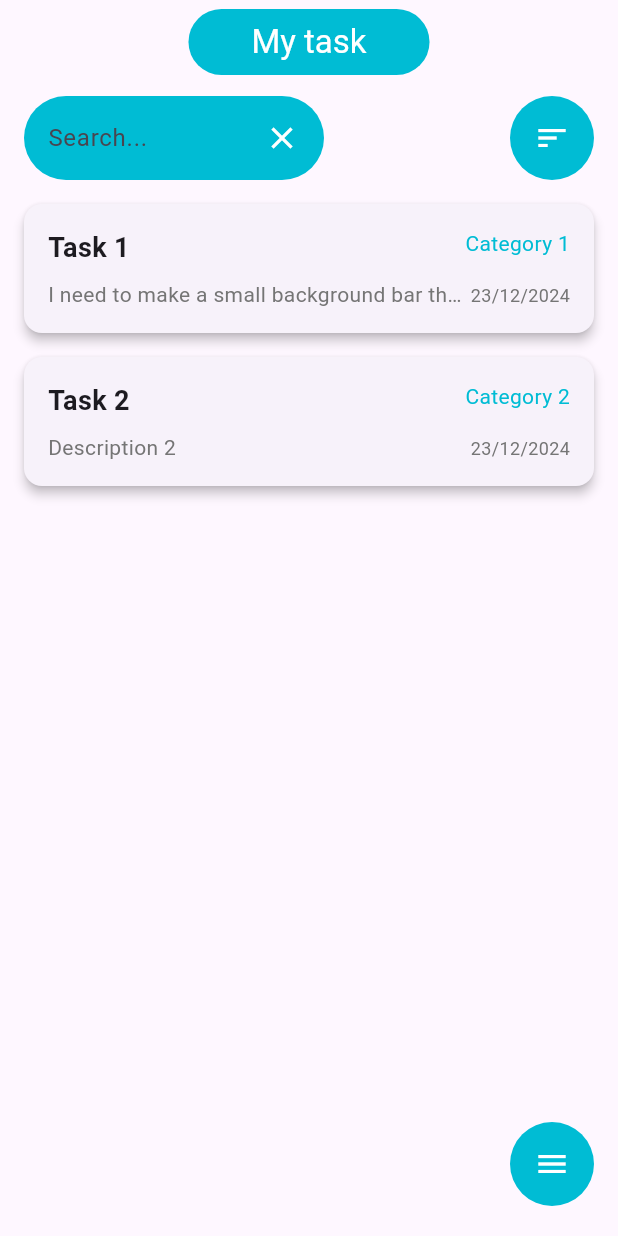
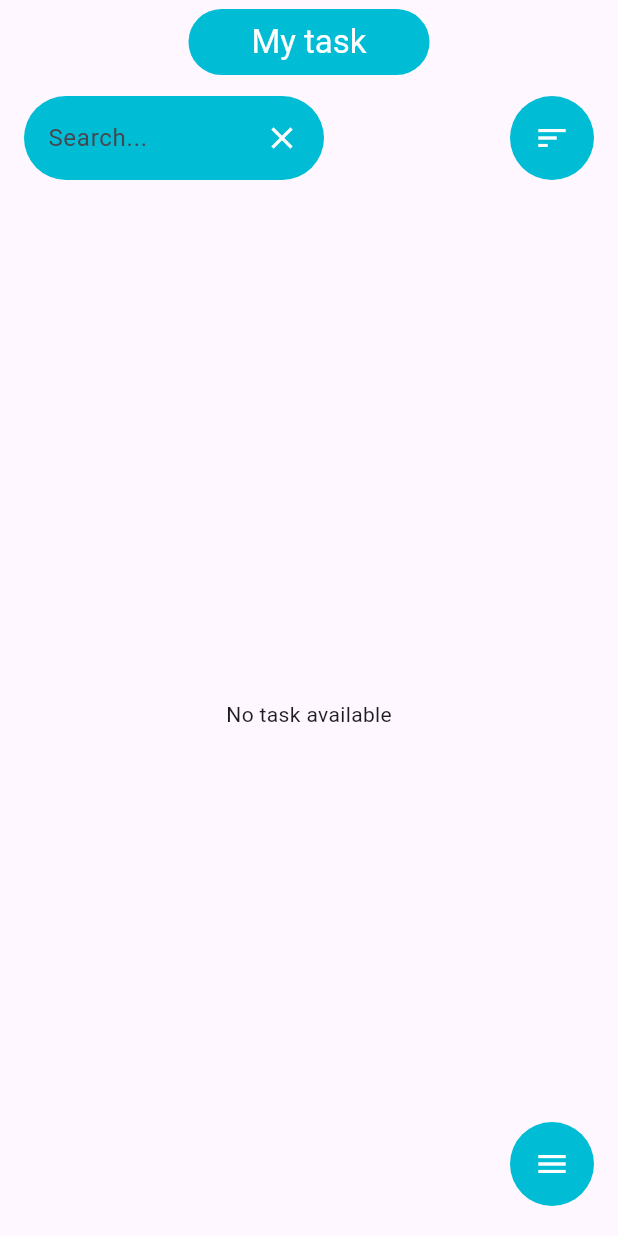
Before and after one commit to Navi321/task_manager_app, a Flutter app: the screen it shows after launch, after a tap on the "search" icon, on a phone screen of 412 x 824 dp. Run offline on Flutter 3.47's test engine with Material 3 defaults, Android fonts, the phone set to English and light mode, and no system bars; our stand-ins replace dropdown_button2, hive, hive_flutter; accounts and stored records are empty; generated files the repository leaves out were written again.

Commit message:
Added Hive database, made task creation function, started to make search and sorting functions(to be finalized)

```diff
--- a/lib/main.dart
+++ b/lib/main.dart
@@ -1,7 +1,11 @@
 import 'package:flutter/material.dart';
+import 'package:hive_flutter/hive_flutter.dart';
 import 'screens/home_screen.dart';
-
-void main() {
+import 'models/task.dart';
+void main() async {
+  await Hive.initFlutter();
+  Hive.registerAdapter(TaskAdapter());
+  await Hive.openBox<Task>('tasks');
   runApp(MyApp());
 }
 
--- a/lib/models/task.dart
+++ b/lib/models/task.dart
@@ -1,8 +1,22 @@
+import 'package:hive/hive.dart';
+
+part 'task.g.dart';
+
+@HiveType(typeId: 0)
 class Task {
+  @HiveField(0)
   String title;
+
+  @HiveField(1)
   String description;
+
+  @HiveField(2)
   String category;
+
+  @HiveField(3)
   DateTime date;
+
+  @HiveField(4)
   bool isCompleted;
 
   Task({
@@ -33,3 +47,23 @@ class Task {
     );
   }
 }
+
+class TaskService {
+  final Box<Task> _taskBox = Hive.box<Task>('tasks');
+
+  List<Task> getAllTasks() {
+    return _taskBox.values.toList();
+  }
+
+  void addTask(Task task) {
+    _taskBox.add(task);
+  }
+
+  void updateTask(int index, Task task) {
+    _taskBox.putAt(index, task);
+  }
+
+  void deleteTask(int index) {
+    _taskBox.deleteAt(index);
+  }
+}
--- a/lib/screens/home_screen.dart
+++ b/lib/screens/home_screen.dart
@@ -7,25 +7,13 @@ import 'package:task_manager_app/widgets/sort_button.dart';
 import 'package:task_manager_app/screens/settings_screen.dart';
 import 'package:task_manager_app/screens/new_task_screen.dart';
 import 'package:task_manager_app/models/task.dart';
+import 'package:hive_flutter/hive_flutter.dart';
 
 class HomeScreen extends StatelessWidget {
-  final List<Task> tasks = [
-    Task(
-      title: 'Task 1',
-      description: 'I need to make a small background bar that will only be behind the text',
-      category: 'Category 1',
-      date: DateTime.now(),
-    ),
-    Task(
-      title: 'Task 2',
-      description: 'Description 2',
-      category: 'Category 2',
-      date: DateTime.now(),
-    ),
-  ];
-
   @override
   Widget build(BuildContext context) {
+    final taskBox = Hive.box<Task>('tasks');
+
     return Scaffold(
       appBar: AppBar(
         title: Container(
@@ -54,26 +42,43 @@ class HomeScreen extends StatelessWidget {
                   children: [
                     SearchButton(
                       onSearch: (value) {
-                        print('Search: $value');
+                        final filteredTasks = taskBox.values
+                            .where((task) => task.title.contains(value) || task.description.contains(value))
+                            .toList();
                       },
                     ),
                     SortButton(
-                      onSort: (value) {
-                        print('Sort: $value');
+                      onSort: (sortOption) {
+                        List<Task> sortedTasks = taskBox.values.toList();
+                        if (sortOption == 'Date') {
+                          sortedTasks.sort((a, b) => a.date.compareTo(b.date));
+                        } else if (sortOption == 'Category') {
+                          sortedTasks.sort((a, b) => a.category.compareTo(b.category));
+                        }
                       },
                     ),
                   ],
                 ),
               ),
               Expanded(
-                child: ListView.builder(
-                  itemCount: tasks.length,
-                  itemBuilder: (context, index) {
-                    return TaskCard(
-                      task: tasks[index],
-                      onOpenTask: () {
-                        showTaskDetails(context, tasks[index]);
-                      },
+                child: ValueListenableBuilder(
+                  valueListenable: taskBox.listenable(),
+                  builder: (context, Box<Task> box, _) {
+                    if (box.isEmpty) {
+                      return const Center(child: Text('No task available'));
+                    }
+
+                    return ListView.builder(
+                      itemCount: box.length,
+                      itemBuilder: (context, index) {
+                        final task = box.getAt(index);
+                        return TaskCard(
+                          task: task!,
+                          onOpenTask: () {
+                            showTaskDetails(context, task);
+                          },
+                        );
+                      }
                     );
                   },
                 ),
--- a/lib/widgets/search_button.dart
+++ b/lib/widgets/search_button.dart
@@ -17,6 +17,7 @@ class _SearchButtonState extends State<SearchButton> {
   Widget build(BuildContext context) {
     return AnimatedContainer(
       duration: Duration(milliseconds: 300),
+      curve: Curves.easeInOut,
       width: _isSearching ? 200 : 56,
       height: 56,
       decoration: BoxDecoration(
@@ -34,10 +35,13 @@ class _SearchButtonState extends State<SearchButton> {
                   border: InputBorder.none,
                   contentPadding: EdgeInsets.symmetric(horizontal: 16),
                 ),
+                onChanged: (value) {
+                  widget.onSearch(value);
+                },
                 onSubmitted: (value) {
                   widget.onSearch(value);
                   setState(() {
-                    _isSearching = false;
+                    _isSearching = value.isNotEmpty;
                   });
                 },
               ),
@@ -54,6 +58,7 @@ class _SearchButtonState extends State<SearchButton> {
               onPressed: () {
                 setState(() {
                   if (_isSearching) {
+                    widget.onSearch('');
                     _controller.clear();
                   }
                   _isSearching = !_isSearching;
--- a/lib/widgets/sort_button.dart
+++ b/lib/widgets/sort_button.dart
@@ -24,19 +24,41 @@ class _SortButtonState extends State<SortButton> {
       ),
       child: Row(
         children: [
+          Expanded(
+            child: AnimatedOpacity(
+              duration: Duration(milliseconds: 300),
+              opacity: _isExpanded ? 1 : 0,
+              child: _isExpanded
+                ? Padding(
+                    padding: const EdgeInsets.symmetric(horizontal: 16.0),
+                    child: Text(
+                      'Sort by',
+                      style: TextStyle(color: Colors.white, fontSize: 16),
+                      overflow: TextOverflow.ellipsis,
+                    ),
+                )
+                : SizedBox(),
+            ),
+          ),
           Container(
             width: 56,
             height: 56,
             alignment: Alignment.center,
             child: PopupMenuButton<String>(
               icon: Icon(Icons.sort, color: Colors.white),
-              color: Colors.grey[100],
+              color: Colors.white,
               elevation: 8,
               offset: Offset(5, -5),
               shape: RoundedRectangleBorder(
                 borderRadius: BorderRadius.circular(16),
               ),
               constraints: BoxConstraints(maxWidth: 250),
+              onSelected: (String value) {
+                widget.onSort(value);
+                setState(() {
+                  _isExpanded = false;
+                });
+              },
               itemBuilder: (BuildContext context) => <PopupMenuEntry<String>>[
                 PopupMenuItem<String>(
                   value: 'date',
--- a/pubspec.yaml
+++ b/pubspec.yaml
@@ -35,6 +35,8 @@ dependencies:
   # Use with the CupertinoIcons class for iOS style icons.
   cupertino_icons: ^1.0.8
   dropdown_button2: ^2.0.0
+  hive: ^2.2.3
+  hive_flutter: ^1.1.0
 
 dev_dependencies:
   flutter_test:
@@ -46,6 +48,8 @@ dev_dependencies:
   # package. See that file for information about deactivating specific lint
   # rules and activating additional ones.
   flutter_lints: ^5.0.0
+  hive_generator: ^2.0.0
+  build_runner: ^2.3.3
 
 # For information on the generic Dart part of this file, see the
 # following page: https://dart.dev/tools/pub/pubspec
```
Also changed, not shown: lib/screens/new_task_screen.dart (+32 -4 lines), lib/widgets/showtaskdetails.dart (+0 -9 lines), pubspec.lock, 1 other file.
